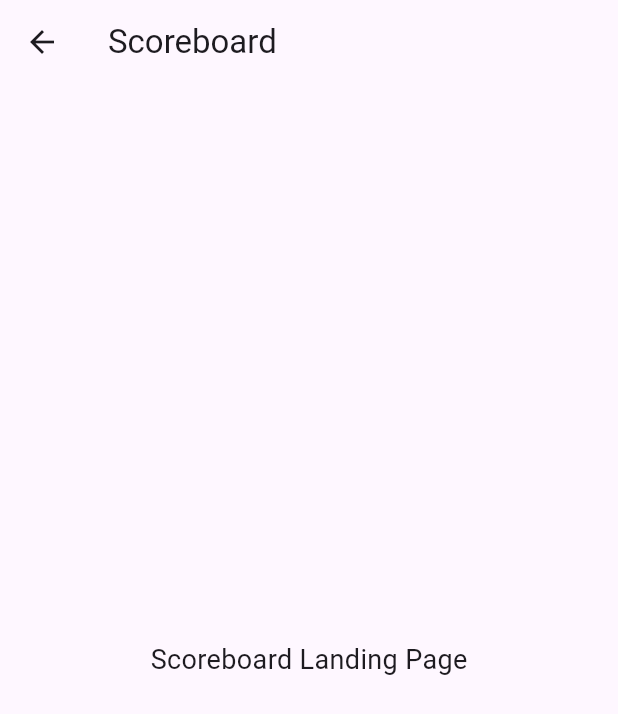
After one commit to PBP-kelompok-c13/sportwatch_NG, a Flutter app: the ScoreboardLandingPage screen opened directly, on a phone screen of 412 x 824 dp. The commit adds this screen. Shown: the top 714 px of the screen. Run offline on Flutter 3.47's test engine with Material 3 defaults, Android fonts, the phone set to English and light mode, and no system bars.

Commit message:
landing untuk page scoreboard, masih kosongan

```diff
--- a/lib/main.dart
+++ b/lib/main.dart
@@ -1,4 +1,5 @@
 import 'package:flutter/material.dart';
+import 'scoreboard/screens/scoreboard_landing_page.dart';
 
 void main() {
   runApp(const MyApp());
--- /dev/null
+++ b/lib/scoreboard/screens/scoreboard_landing_page.dart
@@ -0,0 +1,20 @@
+import 'package:flutter/material.dart';
+
+class ScoreboardLandingPage extends StatelessWidget {
+  const ScoreboardLandingPage({super.key});
+
+  @override
+  Widget build(BuildContext context) {
+    return Scaffold(
+      appBar: AppBar(
+        title: const Text('Scoreboard'),
+      ),
+      body: const Center(
+        child: Text(
+          'Scoreboard Landing Page',
+          style: TextStyle(fontSize: 18),
+        ),
+      ),
+    );
+  }
+}
```
